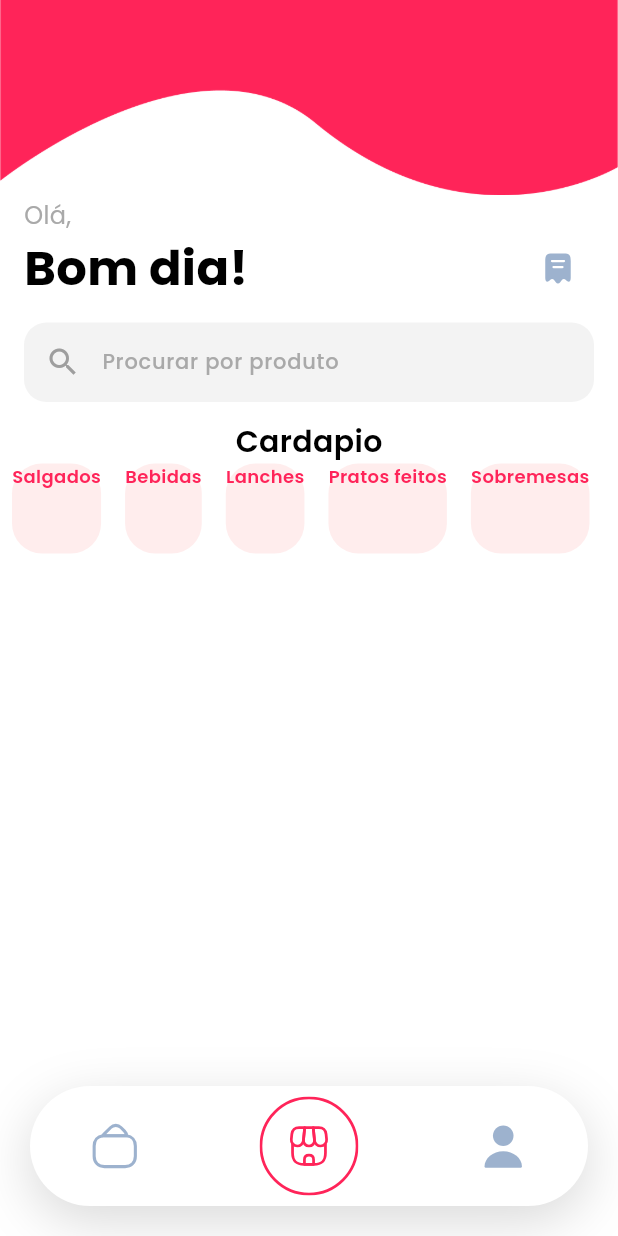
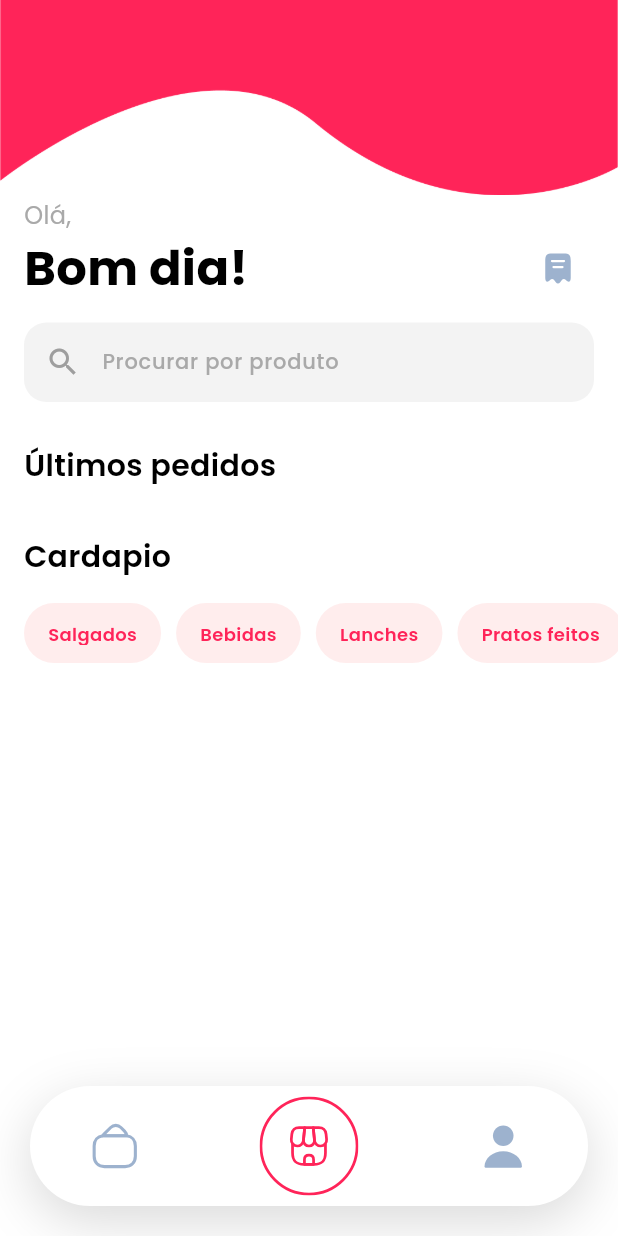
Before and after one commit to MJCantina/MJCantina-mobile-front-en, a Flutter app: the screen it shows once a user with an empty profile is signed in, on a phone screen of 412 x 824 dp. Run offline on Flutter 3.47's test engine with Material 3 defaults, Android fonts, the phone set to English and light mode, and no system bars; our stand-ins replace cloud_firestore, firebase_auth, firebase_core, flutter_secure_storage, flutter_svg, get and 1 more; accounts and stored records are empty.

```diff
--- a/lib/common/widgets/appbar/animated_appbar/animatioappbar.dart
+++ b/lib/common/widgets/appbar/animated_appbar/animatioappbar.dart
@@ -1,4 +1,3 @@
-import 'package:cantina_senai/common/widgets/appbar/appbar.dart';
 import 'package:cantina_senai/common/widgets/appbar/simpleappbar.dart';
 import 'package:flutter/material.dart';
 
--- a/lib/common/widgets/base_button/listbutton.dart
+++ b/lib/common/widgets/base_button/listbutton.dart
@@ -16,13 +16,13 @@ class Listbutton extends StatefulWidget {
 class _ListbuttonState extends State<Listbutton> {
   @override
   Widget build(BuildContext context) {
-    return Container(
+    return SizedBox(
       width: double.infinity,
       child: TextButton(
         onPressed: widget.onPressed,
         style: TextButton.styleFrom(
           overlayColor: AppColors.grey,
-          padding: EdgeInsets.symmetric(horizontal: 20, vertical: 24),
+          padding: const EdgeInsets.symmetric(horizontal: 20, vertical: 24),
           shape: const RoundedRectangleBorder(
             borderRadius: BorderRadius.all(Radius.circular(20)),
             side: BorderSide(
--- a/lib/common/widgets/bottom_bar/bottombar.dart
+++ b/lib/common/widgets/bottom_bar/bottombar.dart
@@ -3,7 +3,7 @@ import 'package:cantina_senai/presentation/configuration/configurations.dart';
 import 'package:cantina_senai/presentation/main_pages/home/home.dart';
 import 'package:cantina_senai/presentation/main_pages/perfil/perfil.dart';
 import 'package:flutter/material.dart';
-import 'package:flutter_svg/flutter_svg.dart'; // Importa o pacote flutter_svg
+import 'package:flutter_svg/flutter_svg.dart';
 import 'package:cantina_senai/core/configs/theme/app_colors.dart';
 import 'package:animations/animations.dart';
 
@@ -17,7 +17,6 @@ class Bottombar extends StatefulWidget {
 class BottombarState extends State<Bottombar> {
   var currentIndex = 1;
 
-  // Lista de páginas a serem exibidas
   final List<Widget> pages = [
     const Configurations(),
     const HomePage(),
@@ -70,7 +69,7 @@ class BottombarState extends State<Bottombar> {
               },
               child: SvgPicture.asset(
                 listOfSvgAssets[index],
-                color: index == currentIndex
+                color : index == currentIndex
                     ? AppColors.primary
                     : AppColors.iconColor,
                 width: index == 1
--- a/lib/common/widgets/inputs/inputfield.dart
+++ b/lib/common/widgets/inputs/inputfield.dart
@@ -15,7 +15,6 @@ class InputField extends StatelessWidget {
     required this.title,
     required this.validator,
     super.key
-
   });
 
   @override
@@ -42,8 +41,6 @@ class InputField extends StatelessWidget {
 
               ),
               validator: validator,
-
-
               style: AppFonts.textHolder,
             ),
           ),
--- a/lib/core/configs/theme/app_fonts.dart
+++ b/lib/core/configs/theme/app_fonts.dart
@@ -14,6 +14,8 @@ class AppFonts {
   static final category =  GoogleFonts.poppins(fontSize: 12, color: AppColors.primary, fontWeight: FontWeight.w600);
   static final plateDesc = GoogleFonts.poppins(fontSize: 12, color: AppColors.black, fontWeight: FontWeight.w800);
   static final textDesc = GoogleFonts.poppins(fontSize: 12, color: AppColors.grey, fontWeight: FontWeight.w400);
+  static final labelBlack = GoogleFonts.poppins(fontSize: 12, color: AppColors.black, fontWeight: FontWeight.w600);
+  static final labelRed = GoogleFonts.poppins(fontSize: 12, color: AppColors.primary, fontWeight: FontWeight.w600);
   static final placeHolder = GoogleFonts.poppins(fontSize: 14, color: AppColors.grey, fontWeight: FontWeight.w500);
   static final textHolder = GoogleFonts.poppins(fontSize: 14, color: AppColors.black, fontWeight: FontWeight.w500);
 }
--- a/lib/presentation/autenticação/cadastro/signup.dart
+++ b/lib/presentation/autenticação/cadastro/signup.dart
@@ -1,5 +1,4 @@
 import 'package:cantina_senai/common/widgets/appbar/appbar.dart';
-import 'package:cantina_senai/common/widgets/appbar/basicappbar.dart';
 import 'package:cantina_senai/common/widgets/base_button/appbutton.dart';
 import 'package:cantina_senai/common/widgets/inputs/inputfield.dart';
 import 'package:cantina_senai/core/configs/auth_controller/auth_controller.dart';
--- a/lib/presentation/autenticação/end_cadaster/endcadaster.dart
+++ b/lib/presentation/autenticação/end_cadaster/endcadaster.dart
@@ -1,5 +1,4 @@
 import 'package:cantina_senai/common/widgets/appbar/appbar.dart';
-import 'package:cantina_senai/common/widgets/appbar/basicappbar.dart';
 import 'package:cantina_senai/common/widgets/base_button/appbutton.dart';
 import 'package:cantina_senai/common/widgets/inputs/inputfield.dart';
 import 'package:cantina_senai/core/configs/auth_controller/auth_controller.dart';
--- a/lib/presentation/autenticação/forget/forget.dart
+++ b/lib/presentation/autenticação/forget/forget.dart
@@ -1,5 +1,4 @@
 import 'package:cantina_senai/common/widgets/appbar/appbar.dart';
-import 'package:cantina_senai/common/widgets/appbar/basicappbar.dart';
 import 'package:cantina_senai/common/widgets/base_button/appbutton.dart';
 import 'package:cantina_senai/common/widgets/inputs/inputfield.dart';
 import 'package:cantina_senai/core/configs/auth_controller/auth_controller.dart';
--- a/lib/presentation/autenticação/login/signin.dart
+++ b/lib/presentation/autenticação/login/signin.dart
@@ -1,5 +1,4 @@
 import 'package:cantina_senai/common/widgets/appbar/appbar.dart';
-import 'package:cantina_senai/common/widgets/appbar/basicappbar.dart';
 import 'package:cantina_senai/common/widgets/base_button/appbutton.dart';
 import 'package:cantina_senai/common/widgets/inputs/inputfield.dart';
 import 'package:cantina_senai/core/configs/auth_controller/auth_controller.dart';
--- a/lib/presentation/configuration/configurations.dart
+++ b/lib/presentation/configuration/configurations.dart
@@ -1,7 +1,6 @@
 import 'package:cantina_senai/common/widgets/appbar/basicappbar.dart';
 import 'package:cantina_senai/common/widgets/base_button/listbutton.dart';
 import 'package:cantina_senai/core/configs/theme/app_colors.dart';
-import 'package:cantina_senai/core/configs/theme/app_fonts.dart';
 import 'package:cantina_senai/core/configs/theme/app_vectors.dart';
 import 'package:cantina_senai/data/models/services/auth_services.dart';
 import 'package:flutter/material.dart';
@@ -22,7 +21,7 @@ class _ConfigurationsState extends State<Configurations> {
       body: ListView(
         children: [
           Padding(
-            padding: EdgeInsets.symmetric(horizontal: 16),
+            padding: const EdgeInsets.symmetric(horizontal: 16),
             child: Column(
               crossAxisAlignment: CrossAxisAlignment.start,
               children: [
@@ -60,7 +59,7 @@ class _ConfigurationsState extends State<Configurations> {
                       title: 'Sair',
                       icon: AppVectors.logout,
                     ),
-                    Container(width: double.infinity,child: Text('Versão 0.0.1', style: GoogleFonts.poppins(fontSize: 10, color: AppColors.grey, fontWeight: FontWeight.w400),textAlign: TextAlign.center,))
+                    SizedBox(width: double.infinity,child: Text('Versão 0.0.1', style: GoogleFonts.poppins(fontSize: 10, color: AppColors.grey, fontWeight: FontWeight.w400),textAlign: TextAlign.center,))
                   ],
                 ),
               ],
--- a/lib/presentation/main_pages/home/home.dart
+++ b/lib/presentation/main_pages/home/home.dart
@@ -12,53 +12,79 @@ class HomePage extends StatefulWidget {
   State<HomePage> createState() => _HomePageState();
 }
 
-
-
 class _HomePageState extends State<HomePage> {
-
   List<Map> categories = [
     {'name': 'Salgados'},
     {'name': 'Bebidas'},
     {'name': 'Lanches'},
     {'name': 'Pratos feitos'},
     {'name': 'Sobremesas'},
-
   ];
 
   @override
   Widget build(BuildContext context) {
-    return  Scaffold(
-      appBar: HomeBar(userName: AuthService.to.user?.displayName,),
+    return Scaffold(
+      appBar: HomeBar(
+        userName: AuthService.to.user?.displayName,
+      ),
       body: Column(
         children: [
           Padding(
-            padding: const EdgeInsets.symmetric(horizontal: 16),
-            child: Text(
-              'Cardapio',
-              style: GoogleFonts.poppins(fontSize: 20, color: AppColors.black, fontWeight: FontWeight.w600),
-            ),
+            padding: const EdgeInsets.all(16),
+            child: Align(
+              alignment: Alignment.centerLeft,
+              child: Text(
+                  'Últimos pedidos',
+                  style: GoogleFonts.poppins(
+                      fontSize: 20,
+                      color: AppColors.black,
+                      fontWeight: FontWeight.w600),
+                ),
+            )
+          ),
+          Padding(
+            padding: const EdgeInsets.all(16),
+            child: Align(
+              alignment: Alignment.centerLeft,
+              child: Text(
+                  'Cardapio',
+                  style: GoogleFonts.poppins(
+                      fontSize: 20,
+                      color: AppColors.black,
+                      fontWeight: FontWeight.w600),
+                ),
+            )
           ),
           Container(
-            height: 60,
+            height: 40,
             child: ListView.builder(
               scrollDirection: Axis.horizontal,
               itemCount: categories.length,
-              itemBuilder: (context, index){
+              itemBuilder: (context, index) {
                 return Padding(
-                  padding: const EdgeInsets.symmetric(horizontal: 8),
+                  padding: EdgeInsets.only(
+                      right: index == categories.length - 1
+                          ? 16.0
+                          : 10.0,
+                          left: index == 0
+                          ? 16
+                          : 0),
                   child: Container(
+                    padding: const EdgeInsets.symmetric(
+                        horizontal: 16, vertical: 12),
                     decoration: BoxDecoration(
-                      color: Color(0xFFFFEDED),
+                      color: const Color(0xFFFFEDED),
                       borderRadius: BorderRadius.circular(20),
                     ),
-                    child: Text(categories[index]['name'],
-                    style: AppFonts.category),
+                    child: Text(
+                      categories[index]['name'],
+                      style: AppFonts.category,
+                    ),
                   ),
                 );
-              }
-
+              },
             ),
-          )
+          ),
         ],
       ),
     );
--- a/lib/presentation/pedidos/pagepedidos.dart
+++ b/lib/presentation/pedidos/pagepedidos.dart
@@ -1,6 +1,5 @@
 import 'package:cantina_senai/common/widgets/appbar/basicappbar.dart';
 import 'package:cantina_senai/common/widgets/base_button/listbutton.dart';
-import 'package:cantina_senai/core/configs/theme/app_fonts.dart';
 import 'package:cantina_senai/core/configs/theme/app_vectors.dart';
 import 'package:flutter/material.dart';
 
--- a/lib/presentation/policies/polices.dart
+++ b/lib/presentation/policies/polices.dart
@@ -1,5 +1,4 @@
 import 'package:cantina_senai/common/widgets/appbar/appbar.dart';
-import 'package:cantina_senai/common/widgets/appbar/basicappbar.dart';
 import 'package:flutter/material.dart';
 
 class Polices extends StatefulWidget {
```
Also changed, not shown: lib/common/widgets/appbar/perfilbar.dart (+37 -4 lines), lib/presentation/main_pages/perfil/perfil.dart (+40 -68 lines), assets/imgs/profile.png (added), pubspec.lock, 3 other files.
